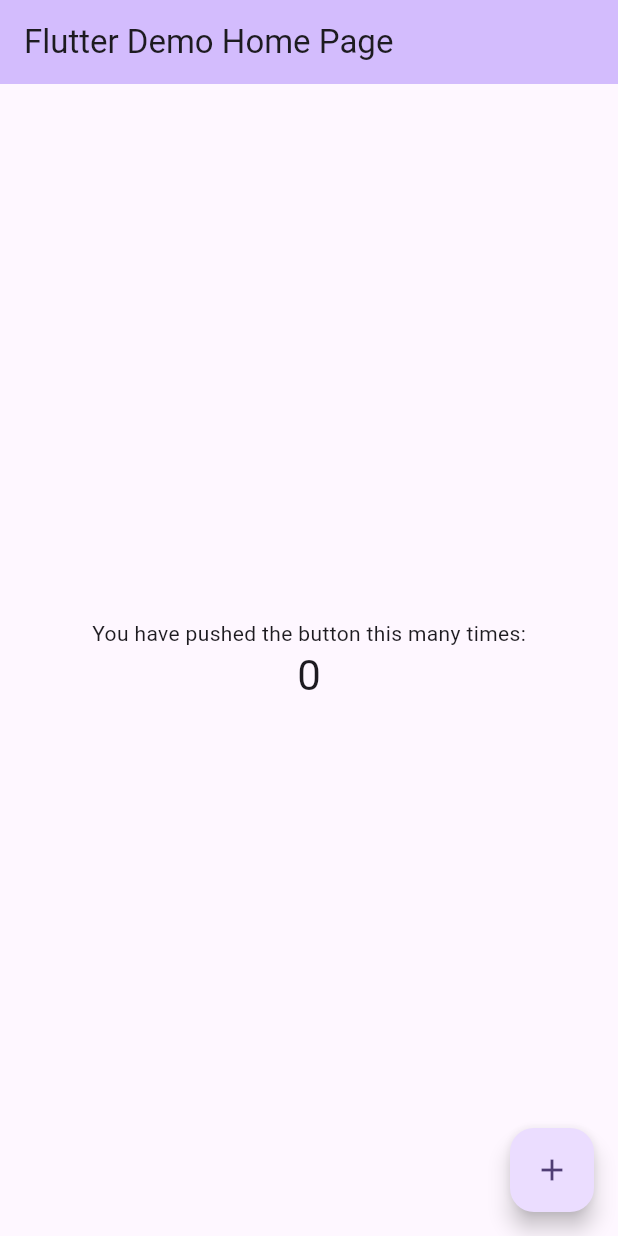
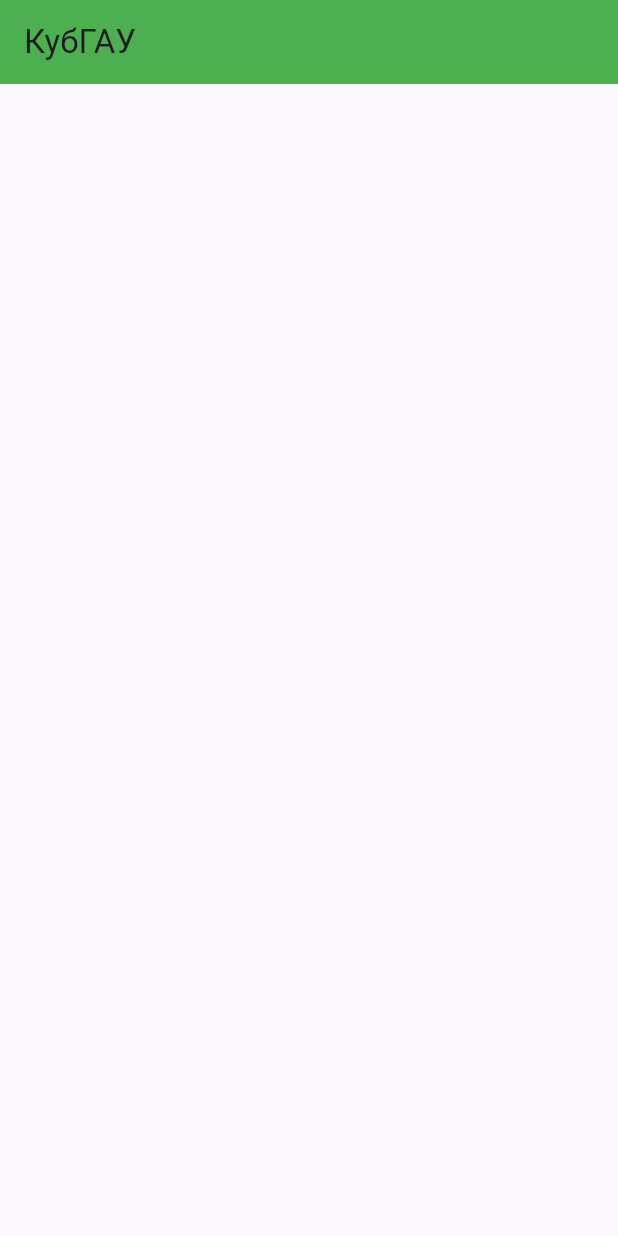
Before and after one commit to SVIKI17/PI2303_SVISCHEV, a Flutter app: the screen it shows after launch, on a phone screen of 412 x 824 dp. Run offline on Flutter 3.47's test engine with Material 3 defaults, Android fonts, the phone set to English and light mode, and no system bars.

Commit message:
Сдлал базовая структура с AppBar и скроллом

```diff
--- a/lab4_app/lib/main.dart
+++ b/lab4_app/lib/main.dart
@@ -7,115 +7,34 @@
 class MyApp extends StatelessWidget {
   const MyApp({super.key});
 
-  // This widget is the root of your application.
   @override
   Widget build(BuildContext context) {
     return MaterialApp(
-      title: 'Flutter Demo',
+      title: 'КубГАУ',
       theme: ThemeData(
-        // This is the theme of your application.
-        //
-        // TRY THIS: Try running your application with "flutter run". You'll see
-        // the application has a purple toolbar. Then, without quitting the app,
-        // try changing the seedColor in the colorScheme below to Colors.green
-        // and then invoke "hot reload" (save your changes or press the "hot
-        // reload" button in a Flutter-supported IDE, or press "r" if you used
-        // the command line to start the app).
-        //
-        // Notice that the counter didn't reset back to zero; the application
-        // state is not lost during the reload. To reset the state, use hot
-        // restart instead.
-        //
-        // This works for code too, not just values: Most code changes can be
-        // tested with just a hot reload.
-        colorScheme: .fromSeed(seedColor: Colors.deepPurple),
+        primarySwatch: Colors.green,
       ),
-      home: const MyHomePage(title: 'Flutter Demo Home Page'),
+      home: const CampusPage(),
     );
   }
 }
 
-class MyHomePage extends StatefulWidget {
-  const MyHomePage({super.key, required this.title});
-
-  // This widget is the home page of your application. It is stateful, meaning
-  // that it has a State object (defined below) that contains fields that affect
-  // how it looks.
-
-  // This class is the configuration for the state. It holds the values (in this
-  // case the title) provided by the parent (in this case the App widget) and
-  // used by the build method of the State. Fields in a Widget subclass are
-  // always marked "final".
-
-  final String title;
-
-  @override
-  State<MyHomePage> createState() => _MyHomePageState();
-}
-
-class _MyHomePageState extends State<MyHomePage> {
-  int _counter = 0;
-
-  void _incrementCounter() {
-    setState(() {
-      // This call to setState tells the Flutter framework that something has
-      // changed in this State, which causes it to rerun the build method below
-      // so that the display can reflect the updated values. If we changed
-      // _counter without calling setState(), then the build method would not be
-      // called again, and so nothing would appear to happen.
-      _counter++;
-    });
-  }
+class CampusPage extends StatelessWidget {
+  const CampusPage({super.key});
 
   @override
   Widget build(BuildContext context) {
-    // This method is rerun every time setState is called, for instance as done
-    // by the _incrementCounter method above.
-    //
-    // The Flutter framework has been optimized to make rerunning build methods
-    // fast, so that you can just rebuild anything that needs updating rather
-    // than having to individually change instances of widgets.
     return Scaffold(
       appBar: AppBar(
-        // TRY THIS: Try changing the color here to a specific color (to
-        // Colors.amber, perhaps?) and trigger a hot reload to see the AppBar
-        // change color while the other colors stay the same.
-        backgroundColor: Theme.of(context).colorScheme.inversePrimary,
-        // Here we take the value from the MyHomePage object that was created by
-        // the App.build method, and use it to set our appbar title.
-        title: Text(widget.title),
+        title: const Text('КубГАУ'),
+        backgroundColor: Colors.green,
       ),
-      body: Center(
-        // Center is a layout widget. It takes a single child and positions it
-        // in the middle of the parent.
+      body: SingleChildScrollView(
         child: Column(
-          // Column is also a layout widget. It takes a list of children and
-          // arranges them vertically. By default, it sizes itself to fit its
-          // children horizontally, and tries to be as tall as its parent.
-          //
-          // Column has various properties to control how it sizes itself and
-          // how it positions its children. Here we use mainAxisAlignment to
-          // center the children vertically; the main axis here is the vertical
-          // axis because Columns are vertical (the cross axis would be
-          // horizontal).
-          //
-          // TRY THIS: Invoke "debug painting" (choose the "Toggle Debug Paint"
-          // action in the IDE, or press "p" in the console), to see the
-          // wireframe for each widget.
-          mainAxisAlignment: .center,
+          crossAxisAlignment: CrossAxisAlignment.start,
           children: [
-            const Text('You have pushed the button this many times:'),
-            Text(
-              '$_counter',
-              style: Theme.of(context).textTheme.headlineMedium,
-            ),
           ],
         ),
-      ),
-      floatingActionButton: FloatingActionButton(
-        onPressed: _incrementCounter,
-        tooltip: 'Increment',
-        child: const Icon(Icons.add),
       ),
     );
   }
--- a/lab4_app/pubspec.yaml
+++ b/lab4_app/pubspec.yaml
@@ -56,10 +56,8 @@
   # included with your application, so that you can use the icons in
   # the material Icons class.
   uses-material-design: true
-
-  # To add assets to your application, add an assets section, like this:
-  # assets:
-  #   - images/a_dot_burr.jpeg
+  assets:
+      - assets/images/
   #   - images/a_dot_ham.jpeg
 
   # An image asset can refer to one or more resolution-specific "variants", see
```
Also changed, not shown: lab4_app/assets/images/КубГАУ.png (added).
